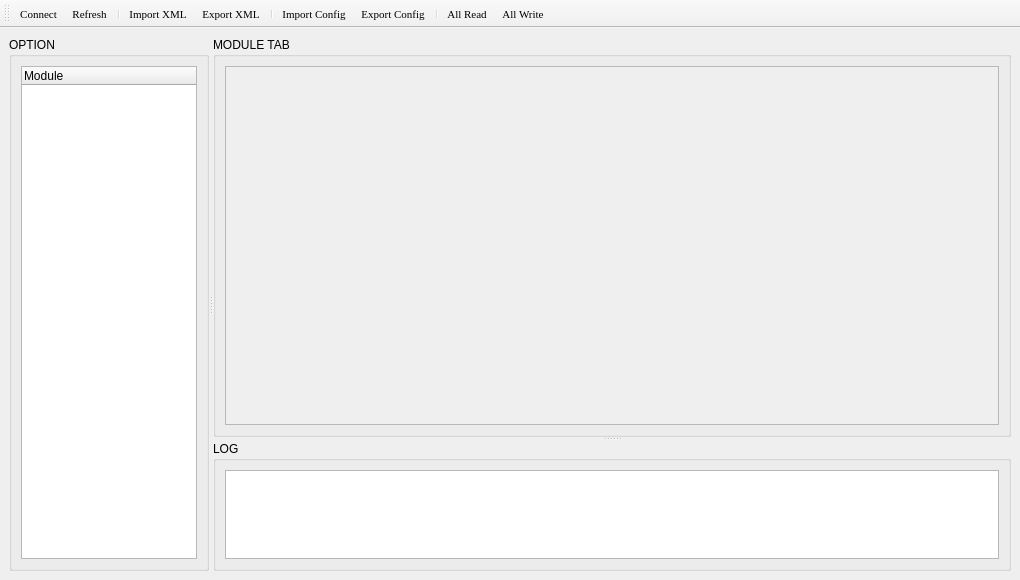
Qt form xml_module_tab.ui (HuJingwen1211/MCISP) before a commit.
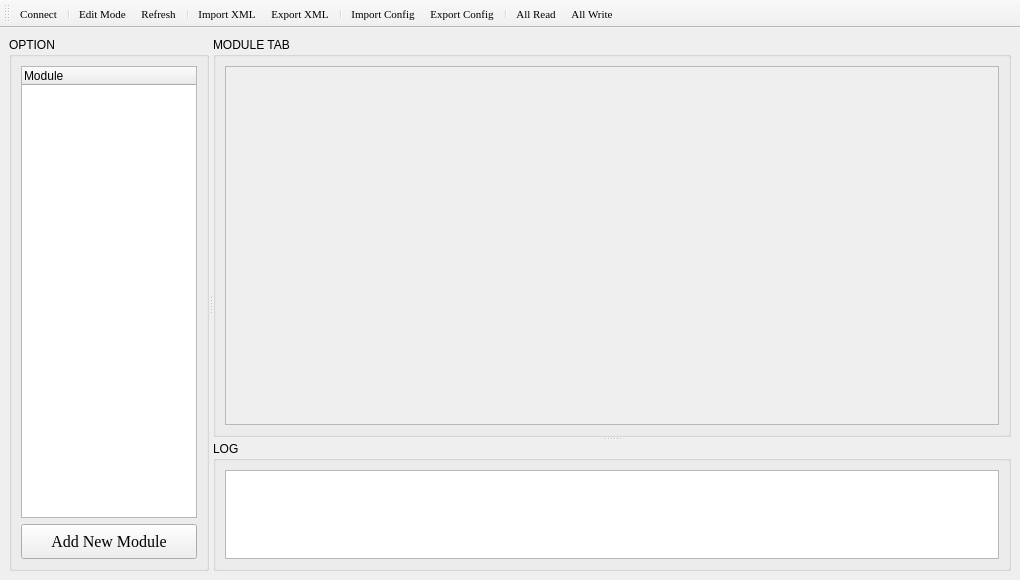
The same form after that commit. Icons and pictures are not drawn.

Commit message: feat(xml): 模块树新增编辑/删除操作列，参数编辑对话框完善

```diff
--- a/xml_module_tab.ui
+++ b/xml_module_tab.ui
@@ -67,6 +67,31 @@
           </column>
          </widget>
         </item>
+        <item row="1" column="0">
+         <widget class="QPushButton" name="add_module_btn">
+          <property name="minimumSize">
+           <size>
+            <width>0</width>
+            <height>35</height>
+           </size>
+          </property>
+          <property name="font">
+           <font>
+            <family>Times New Roman</family>
+            <pointsize>12</pointsize>
+           </font>
+          </property>
+          <property name="acceptDrops">
+           <bool>false</bool>
+          </property>
+          <property name="autoFillBackground">
+           <bool>false</bool>
+          </property>
+          <property name="text">
+           <string>Add New Module</string>
+          </property>
+         </widget>
+        </item>
        </layout>
       </widget>
       <widget class="QSplitter" name="splitter">
@@ -135,6 +160,12 @@
    </layout>
   </widget>
   <widget class="QToolBar" name="toolBar">
+   <property name="font">
+    <font>
+     <family>Times New Roman</family>
+     <pointsize>8</pointsize>
+    </font>
+   </property>
    <property name="windowTitle">
     <string>toolBar</string>
    </property>
@@ -148,6 +179,8 @@
     <bool>false</bool>
    </attribute>
    <addaction name="connect_action"/>
+   <addaction name="separator"/>
+   <addaction name="edit_mode_action"/>
    <addaction name="refresh_action"/>
    <addaction name="separator"/>
    <addaction name="import_xml_action"/>
@@ -276,6 +309,39 @@
     <bool>true</bool>
    </property>
   </action>
+  <action name="edit_mode_action">
+   <property name="icon">
+    <iconset theme="document-properties"/>
+   </property>
+   <property name="text">
+    <string>Edit Mode</string>
+   </property>
+   <property name="font">
+    <font>
+     <family>Times New Roman</family>
+     <pointsize>8</pointsize>
+    </font>
+   </property>
+   <property name="menuRole">
+    <enum>QAction::MenuRole::NoRole</enum>
+   </property>
+  </action>
+  <action name="disconnect_action">
+   <property name="icon">
+    <iconset theme="QIcon::ThemeIcon::EditClear"/>
+   </property>
+   <property name="text">
+    <string>Disconnect</string>
+   </property>
+   <property name="font">
+    <font>
+     <family>Times New Roman</family>
+    </font>
+   </property>
+   <property name="menuRole">
+    <enum>QAction::MenuRole::NoRole</enum>
+   </property>
+  </action>
  </widget>
  <resources/>
  <connections/>
```
The commit also changes 7 other files.
